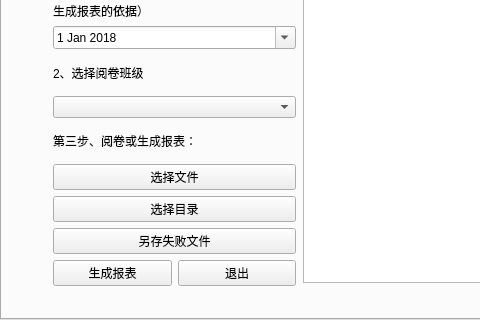
r53127/MyScan, file ScanWindow.ui: the form before one commit; both pictures show x 0 to 480 and y 145 to 465 of the 782 by 465 pixel window.
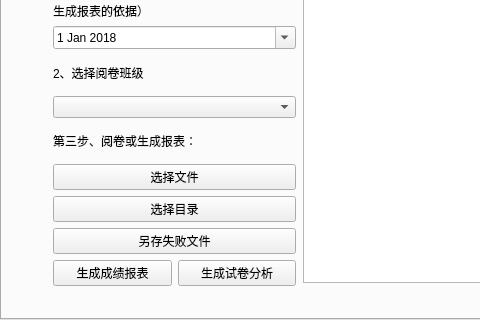
The form after the commit.

```diff
--- a/ScanWindow.ui
+++ b/ScanWindow.ui
@@ -189,14 +189,14 @@
        <item>
         <widget class="QPushButton" name="pushButton_5">
          <property name="text">
-          <string>生成报表</string>
+          <string>生成成绩报表</string>
          </property>
         </widget>
        </item>
        <item>
         <widget class="QPushButton" name="pushButton_6">
          <property name="text">
-          <string>退出</string>
+          <string>生成试卷分析</string>
          </property>
         </widget>
        </item>
```
